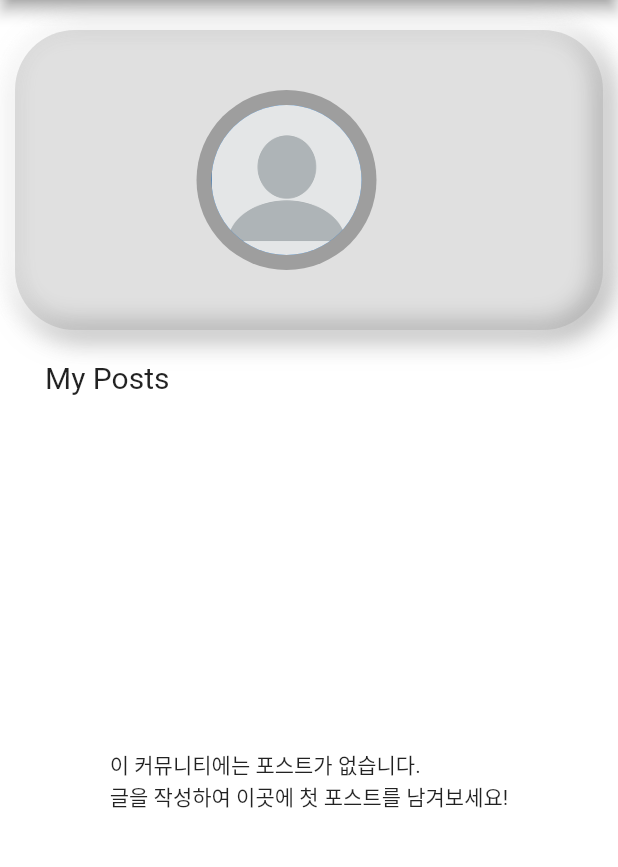
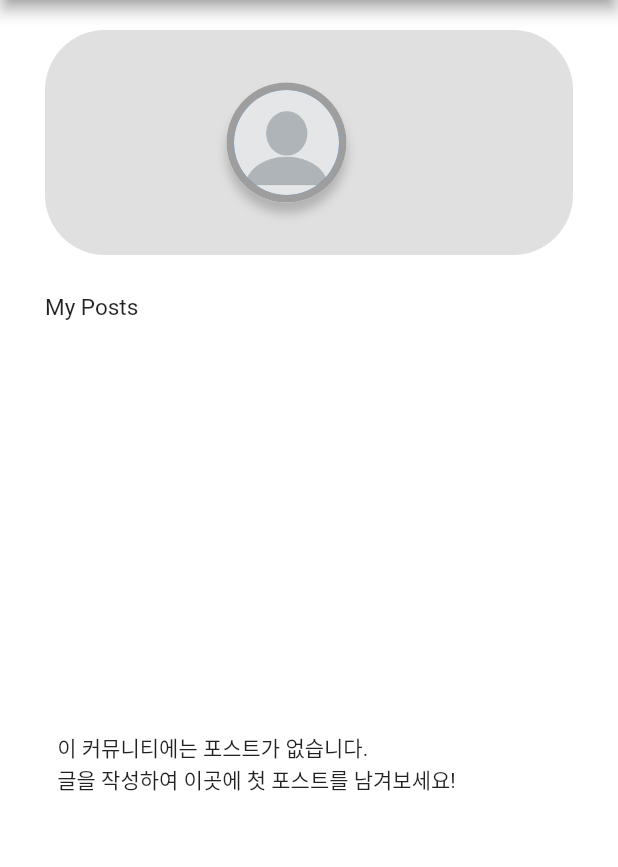
Before and after one commit to HongikB612/UrbanLink, a Flutter app: the ProfilePage screen opened directly, on a phone screen of 412 x 824 dp, the part 84-951 px from its top. Run offline on Flutter 3.47's test engine with Material 2 defaults, Android fonts, the phone set to English and light mode, and no system bars; our stand-ins replace anim_search_bar, cloud_firestore, firebase_auth, firebase_core, firebase_storage, geocoding and 6 more; accounts and stored records are empty.

Commit message:
Style Change profile ui

```diff
--- a/lib/pages/profilepage/profilepage.dart
+++ b/lib/pages/profilepage/profilepage.dart
@@ -51,26 +51,12 @@ class _ProfilePageState extends State<ProfilePage> {
 
   Widget profileBox(MyUser? profileUser) {
     const textProfileDescriptionStyle = TextStyle(fontSize: 20);
-    const double profileHeight = 200;
+    const double profileHeight = 150;
     const double profileRound = 40;
     return Container(
-        margin: const EdgeInsets.fromLTRB(10, 20, 10, 0),
+        margin: const EdgeInsets.fromLTRB(30, 20, 30, 0),
         height: profileHeight,
         decoration: const BoxDecoration(
-          boxShadow: [
-            BoxShadow(
-              color: Colors.grey,
-              offset: Offset(4.0, 4.0),
-              blurRadius: 15.0,
-              spreadRadius: 1.0,
-            ),
-            BoxShadow(
-              color: Colors.white,
-              offset: Offset(-4.0, -4.0),
-              blurRadius: 15.0,
-              spreadRadius: 1.0,
-            ),
-          ],
           color: Color.fromRGBO(153, 153, 153, 0.3),
           borderRadius: BorderRadius.only(
             topLeft: Radius.circular(profileRound),
@@ -86,13 +72,27 @@ class _ProfilePageState extends State<ProfilePage> {
             Row(
               mainAxisAlignment: MainAxisAlignment.center,
               children: [
-                const CircleAvatar(
-                  minRadius: 60.0,
-                  backgroundColor: Colors.grey,
-                  child: CircleAvatar(
-                    radius: 50.0,
-                    backgroundImage:
-                        AssetImage('assets/images/profileImage.jpeg'),
+                Container(
+                  child: const CircleAvatar(
+                    minRadius: 40.0,
+                    backgroundColor: Colors.grey,
+                    child: CircleAvatar(
+                      radius: 35.0,
+                      backgroundImage:
+                          AssetImage('assets/images/profileImage.jpeg'),
+                    ),
+                  ),
+                  decoration: BoxDecoration(
+                      color: Colors.white,
+                      shape: BoxShape.circle,
+                      boxShadow: [
+                        BoxShadow(
+                          color: Colors.grey.withOpacity(0.7),
+                          blurRadius: 5.0,
+                          spreadRadius: 0.0,
+                          offset: const Offset(0,7),
+                        )
+                      ]
                   ),
                 ),
                 Padding(
@@ -102,8 +102,16 @@ class _ProfilePageState extends State<ProfilePage> {
                     //mainAxisAlignment: MainAxisAlignment.spaceEvenly,
                     children: [
                       Text(profileUser?.userName ?? 'Unknown',
-                          style: const TextStyle(
-                              fontSize: 30, fontWeight: FontWeight.w700)),
+                          style: TextStyle(
+                              fontSize: 20,
+                            fontWeight: FontWeight.w700,
+                            shadows: [
+                              Shadow(
+                                blurRadius: 5.0,
+                                color: Colors.grey.withOpacity(0.7),
+                                offset: const Offset(0,7),
+                              ),
+                            ])),
                       Text(profileUser?.userExplanation ?? '',
                           style: textProfileDescriptionStyle),
                     ],
@@ -118,7 +126,7 @@ class _ProfilePageState extends State<ProfilePage> {
   @override
   Widget build(BuildContext context) {
     return Scaffold(
-      backgroundColor: Colors.white38,
+      backgroundColor: Colors.white,
       appBar: AppBar(
         title: const Text('Profile'),
         backgroundColor: const Color.fromARGB(250, 63, 186, 219),
@@ -130,16 +138,29 @@ class _ProfilePageState extends State<ProfilePage> {
       body: Column(
         children: <Widget>[
           profileBox(_myUser),
+          SizedBox(height: 5,),
           Container(
+            width: double.infinity,
+            height: 50,
+            decoration: BoxDecoration(
+                color: Colors.white,
+
+            ),
             alignment: Alignment.centerLeft,
             padding: const EdgeInsets.fromLTRB(30, 20, 0, 10),
             child: const Text('My Posts',
-                style: TextStyle(fontSize: 20, fontWeight: FontWeight.normal)),
+                style: TextStyle(fontSize: 15, fontWeight: FontWeight.normal)),
           ),
+          SizedBox(height: 15),
           Expanded(
-            child: PostList(
-              postStream: PostDatabaseService.getPostsByUserId(
-                  _myUser?.userId ?? 'Unknown'),
+            child: Align(
+              alignment: Alignment.centerLeft,
+              child: Padding(
+                padding: const EdgeInsets.fromLTRB(30, 10, 100, 00),
+                child: PostList(
+                  postStream: PostDatabaseService.getPostsByUserId(_myUser?.userId ?? 'Unknown'),
+                ),
+              ),
             ),
           ),
         ],
--- a/lib/widgets/post_list_widget.dart
+++ b/lib/widgets/post_list_widget.dart
@@ -36,7 +36,7 @@ class _PostListState extends State<PostList> {
             post.postTitle,
             style: const TextStyle(
               fontWeight: FontWeight.w400,
-              fontSize: 20,
+              fontSize: 18,
             ),
           ),
         ),
```
Also changed, not shown: lib/pages/mappage/mappage.dart (+2 -141 lines).
